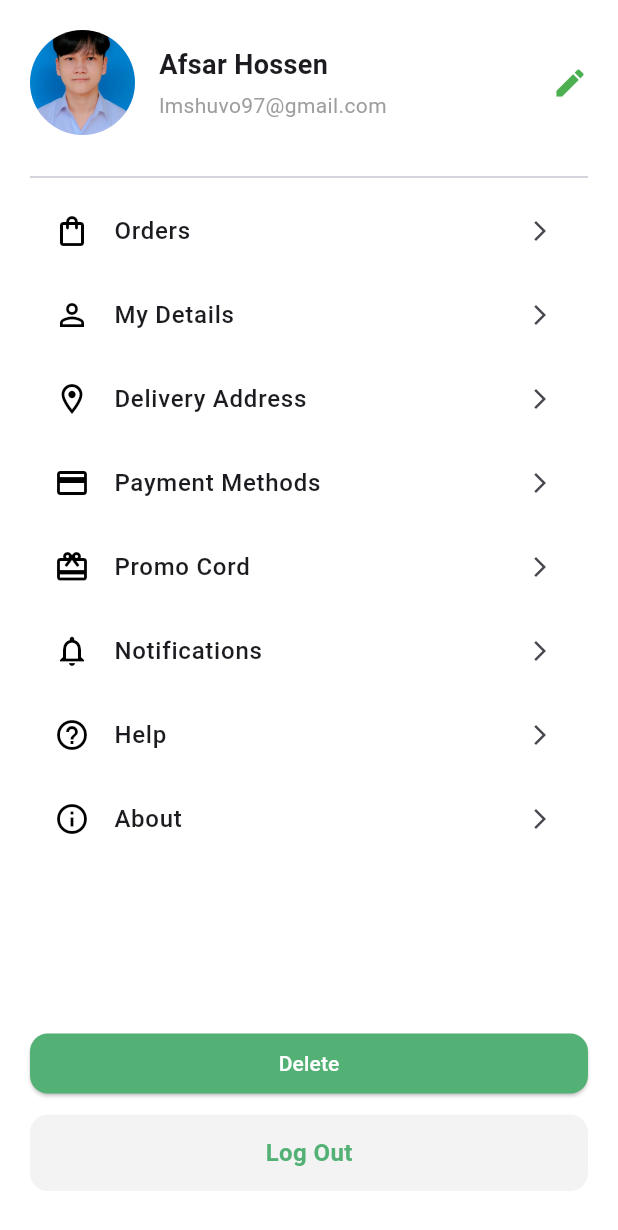
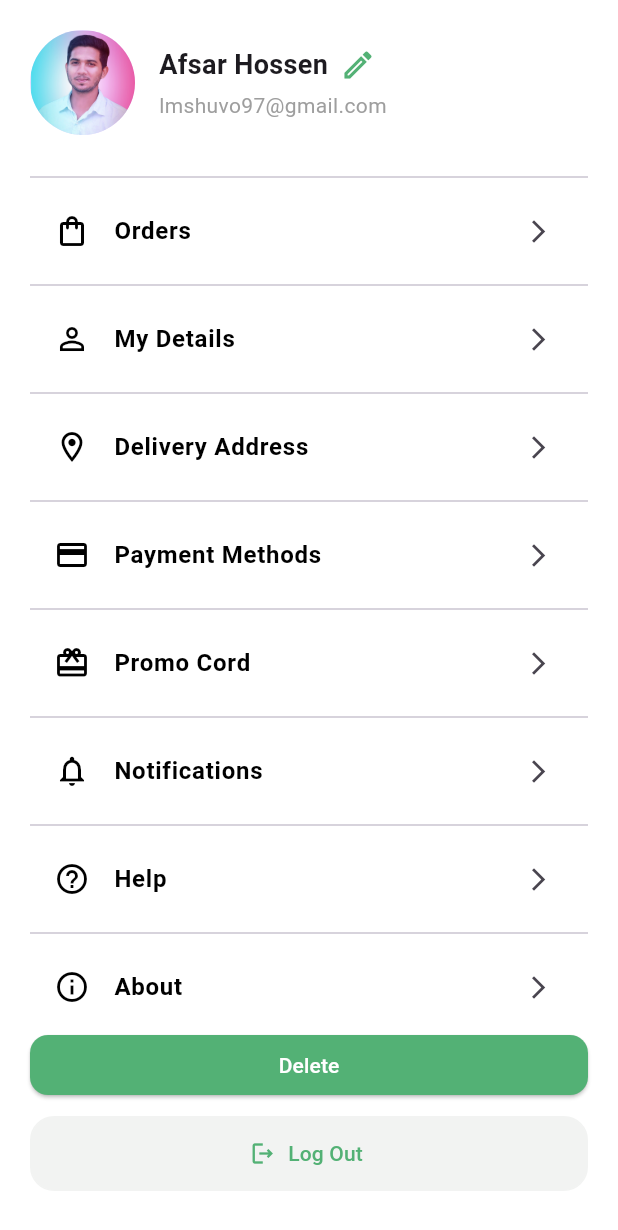
Before and after one commit to ChauKnockUI/Online-Groceries-App, a Flutter app: the AccountPage screen opened directly, on a phone screen of 412 x 824 dp. Shown: the top 1230 px of the screen. Run offline on Flutter 3.47's test engine with Material 3 defaults, Android fonts, the phone set to English and light mode, and no system bars.

Commit message:
update UI Account Screen

```diff
--- a/lib/pages/accountPage.dart
+++ b/lib/pages/accountPage.dart
@@ -1,13 +1,23 @@
 import 'package:flutter/material.dart';
+import 'package:training_project/login.dart';
+import 'package:training_project/utils/appColor.dart';
 
 class AccountPage extends StatelessWidget {
   const AccountPage({super.key});
-
+  void logoutButtonHandler(BuildContext context) {
+    Navigator.push(context, MaterialPageRoute(builder: (context) => const Login()));
+  }
   Widget buildListTile(IconData icon, String title, {VoidCallback? onTap}) {
     return ListTile(
-      leading: Icon(icon, color: Colors.black),
-      title: Text(title, style: const TextStyle(fontWeight: FontWeight.w500)),
-      trailing: const Icon(Icons.arrow_forward_ios, size: 16),
+      leading: Icon(icon, color: Colors.black, size: 24),
+      title: Text(
+        title,
+        style: const TextStyle(
+          fontWeight: FontWeight.w600,
+          color: Colors.black,
+        ),
+      ),
+      trailing: const Icon(Icons.arrow_forward_ios, size: 18),
       onTap: onTap,
     );
   }
@@ -26,25 +36,36 @@ class AccountPage extends StatelessWidget {
                 children: [
                   const CircleAvatar(
                     radius: 35,
-                    backgroundImage: AssetImage("lib/assets/images/profile.png"),
+                    backgroundImage: AssetImage(
+                      "lib/assets/images/profile.png",
+                    ),
                   ),
                   const SizedBox(width: 16),
                   Expanded(
                     child: Column(
                       crossAxisAlignment: CrossAxisAlignment.start,
                       children: const [
-                        Text("Afsar Hossen",
-                            style: TextStyle(
-                              fontWeight: FontWeight.bold,
-                              fontSize: 18,
-                            )),
+                        Row(
+                          children: [
+                            Text(
+                              "Afsar Hossen",
+                              style: TextStyle(
+                                fontWeight: FontWeight.bold,
+                                fontSize: 18,
+                              ),
+                            ),
+                            SizedBox(width: 8),
+                            Icon(Icons.edit_outlined, color: primaryColor),
+                          ],
+                        ),
                         SizedBox(height: 4),
-                        Text("lmshuvo97@gmail.com",
-                            style: TextStyle(color: Colors.grey)),
+                        Text(
+                          "lmshuvo97@gmail.com",
+                          style: TextStyle(color: Colors.grey),
+                        ),
                       ],
                     ),
                   ),
-                  Icon(Icons.edit, color: Colors.green),
                 ],
               ),
               const SizedBox(height: 20),
@@ -52,12 +73,19 @@ class AccountPage extends StatelessWidget {
 
               // Menu Items
               buildListTile(Icons.shopping_bag_outlined, "Orders"),
+              const Divider(),
               buildListTile(Icons.person_outline, "My Details"),
+              const Divider(),
               buildListTile(Icons.location_on_outlined, "Delivery Address"),
+              const Divider(),
               buildListTile(Icons.payment, "Payment Methods"),
+              const Divider(),
               buildListTile(Icons.card_giftcard_outlined, "Promo Cord"),
+              const Divider(),
               buildListTile(Icons.notifications_none, "Notifications"),
+              const Divider(),
               buildListTile(Icons.help_outline, "Help"),
+              const Divider(),
               buildListTile(Icons.info_outline, "About"),
 
               const Spacer(),
@@ -67,12 +95,16 @@ class AccountPage extends StatelessWidget {
                 width: double.infinity,
                 child: ElevatedButton(
                   style: ElevatedButton.styleFrom(
-                    backgroundColor: const Color(0xFF53B175),
+                    backgroundColor: primaryColor,
                     shape: RoundedRectangleBorder(
-                        borderRadius: BorderRadius.circular(12)),
+                      borderRadius: BorderRadius.circular(12),
+                    ),
                   ),
                   onPressed: () {},
-                  child: const Text("Delete", style: TextStyle(color: Colors.white)),
+                  child: const Text(
+                    "Delete",
+                    style: TextStyle(color: Colors.white),
+                  ),
                 ),
               ),
               const SizedBox(height: 10),
@@ -80,20 +112,15 @@ class AccountPage extends StatelessWidget {
               // Log Out
               Container(
                 width: double.infinity,
-                padding: const EdgeInsets.symmetric(vertical: 14),
                 decoration: BoxDecoration(
-                  color: const Color(0xFFF2F3F2),
-                  borderRadius: BorderRadius.circular(12),
+                  color: Color(0xFFF2F3F2),
+                  border: Border.all(color: Color(0xFFF2F3F2)),
+                  borderRadius: BorderRadius.circular(16),
                 ),
-                child: const Center(
-                  child: Text(
-                    "Log Out",
-                    style: TextStyle(
-                      color: Color(0xFF53B175),
-                      fontWeight: FontWeight.w600,
-                      fontSize: 16,
-                    ),
-                  ),
+                child: TextButton.icon(
+                  onPressed: () => logoutButtonHandler(context),
+                  label: Text("Log Out", style: TextStyle(color: primaryColor)),
+                  icon: const Icon(Icons.logout_outlined, color: primaryColor),
                 ),
               ),
               const SizedBox(height: 10),
@@ -102,5 +129,6 @@ class AccountPage extends StatelessWidget {
         ),
       ),
     );
+
   }
 }
--- /dev/null
+++ b/lib/utils/appColor.dart
@@ -0,0 +1,3 @@
+import 'package:flutter/material.dart';
+
+const Color primaryColor = Color(0xFF53B175); // Ví dụ: màu xanh đậm
```
Also changed, not shown: lib/assets/images/profile.png.
